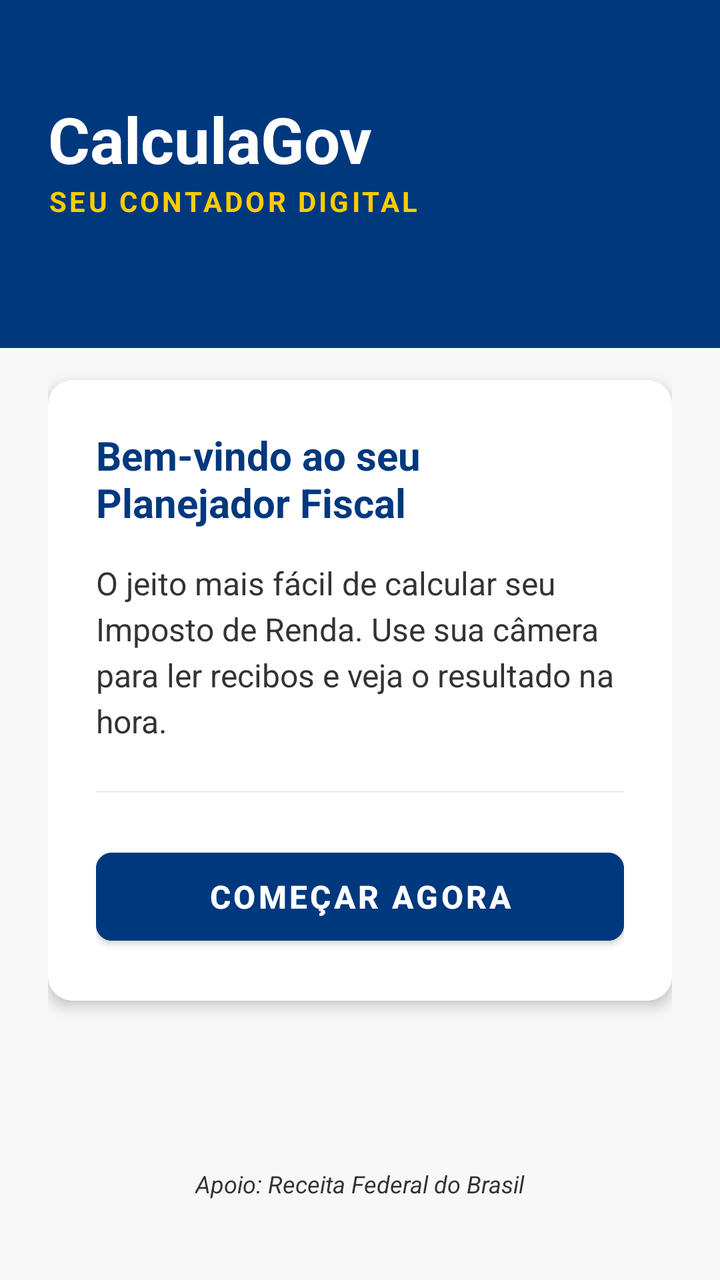
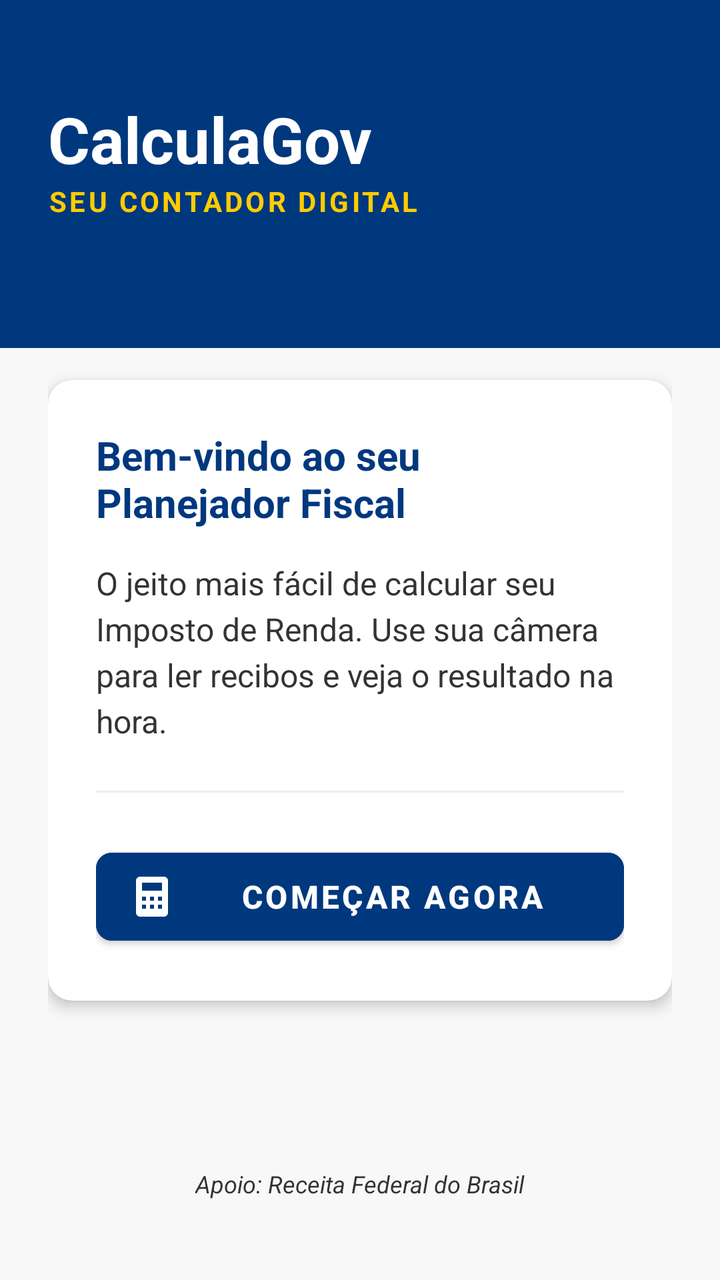

Screens rendered from an Android XML layout before and after an edit, with the pre-edit source and the edit as a unified diff.
<!-- AndroidManifest.xml: application theme Theme.CalcGov -->
<!-- res/layout/activity_main.xml -->
<?xml version="1.0" encoding="utf-8"?>
<androidx.coordinatorlayout.widget.CoordinatorLayout xmlns:android="http://schemas.android.com/apk/res/android"
    xmlns:app="http://schemas.android.com/apk/res-auto"
    xmlns:tools="http://schemas.android.com/tools"
    android:id="@+id/main"
    android:layout_width="match_parent"
    android:layout_height="match_parent"
    android:background="@color/gov_gray_light"
    android:fitsSystemWindows="true"
    tools:context=".MainActivity">

    <com.google.android.material.appbar.AppBarLayout
        android:layout_width="match_parent"
        android:layout_height="wrap_content"
        android:background="@color/gov_blue"
        app:elevation="0dp">

        <LinearLayout
            android:layout_width="match_parent"
            android:layout_height="wrap_content"
            android:orientation="vertical"
            android:paddingHorizontal="24dp"
            android:paddingTop="48dp"
            android:paddingBottom="64dp">

            <TextView
                android:id="@+id/txtAppTitle"
                android:layout_width="wrap_content"
                android:layout_height="wrap_content"
                android:text="@string/main_title"
                android:textColor="@color/white"
                android:textSize="32sp"
                android:textStyle="bold" />

            <TextView
                android:layout_width="wrap_content"
                android:layout_height="wrap_content"
                android:text="@string/main_subtitle"
                android:textColor="@color/gov_gold"
                android:textSize="14sp"
                android:textStyle="bold"
                android:textAllCaps="true"
                android:letterSpacing="0.1" />
        </LinearLayout>
    </com.google.android.material.appbar.AppBarLayout>

    <androidx.core.widget.NestedScrollView
        android:layout_width="match_parent"
        android:layout_height="match_parent"
        android:layout_marginTop="-40dp"
        android:fillViewport="true"
        app:layout_behavior="@string/appbar_scrolling_view_behavior">

        <androidx.constraintlayout.widget.ConstraintLayout
            android:layout_width="match_parent"
            android:layout_height="wrap_content"
            android:paddingHorizontal="24dp"
            android:paddingBottom="24dp">

            <com.google.android.material.card.MaterialCardView
                android:id="@+id/cardWelcome"
                android:layout_width="match_parent"
                android:layout_height="wrap_content"
                app:cardCornerRadius="12dp"
                app:cardElevation="4dp"
                app:cardBackgroundColor="@color/white"
                app:layout_constraintTop_toTopOf="parent"
                app:layout_constraintBottom_toTopOf="@+id/txtApoio"
                app:layout_constraintStart_toStartOf="parent"
                app:layout_constraintEnd_toEndOf="parent"
                app:layout_constraintVertical_bias="0.4">

                <LinearLayout
                    android:layout_width="match_parent"
                    android:layout_height="wrap_content"
                    android:orientation="vertical"
                    android:padding="24dp">

                    <TextView
                        android:layout_width="wrap_content"
                        android:layout_height="wrap_content"
                        android:text="Bem-vindo ao seu Planejador Fiscal"
                        android:textColor="@color/gov_blue"
                        android:textSize="20sp"
                        android:textStyle="bold" />

                    <TextView
                        android:layout_width="wrap_content"
                        android:layout_height="wrap_content"
                        android:layout_marginTop="16dp"
                        android:text="@string/main_description"
                        android:textColor="@color/gov_text_gray"
                        android:textSize="16sp"
                        android:lineSpacingExtra="4dp" />

                    <View
                        android:layout_width="match_parent"
                        android:layout_height="1dp"
                        android:layout_marginTop="24dp"
                        android:background="#EEEEEE" />

                    <com.google.android.material.button.MaterialButton
                        android:id="@+id/loginButton"
                        android:layout_width="match_parent"
                        android:layout_height="56dp"
                        android:layout_marginTop="24dp"
                        android:backgroundTint="@color/gov_blue"
                        android:onClick="navigateToLogin"
                        android:text="@string/btn_comecar"
                        android:textColor="@color/white"
                        android:textSize="16sp"
                        android:textStyle="bold"
                        app:cornerRadius="8dp" />

                </LinearLayout>
            </com.google.android.material.card.MaterialCardView>

            <TextView
                android:id="@+id/txtApoio"
                android:layout_width="wrap_content"
                android:layout_height="wrap_content"
                android:layout_marginBottom="16dp"
                android:text="@string/apoio_receita"
                android:textColor="@color/gov_text_gray"
                android:textSize="12sp"
                android:textStyle="italic"
                app:layout_constraintBottom_toBottomOf="parent"
                app:layout_constraintStart_toStartOf="parent"
                app:layout_constraintEnd_toEndOf="parent" />

        </androidx.constraintlayout.widget.ConstraintLayout>
    </androidx.core.widget.NestedScrollView>

</androidx.coordinatorlayout.widget.CoordinatorLayout>
<!-- resources referenced by this layout -->
<resources>
  <color name="gov_blue">#00387E</color>
  <color name="gov_gold">#FFCC00</color>
  <color name="gov_gray_light">#F8F8F8</color>
  <color name="gov_text_gray">#333333</color>
  <color name="white">#FFFFFFFF</color>
  <string name="apoio_receita">Apoio: Receita Federal do Brasil</string>
  <string name="btn_comecar">COMEÇAR AGORA</string>
  <string name="main_description">O jeito mais fácil de calcular seu Imposto de Renda. Use sua câmera para ler recibos e veja o resultado na hora.</string>
  <string name="main_subtitle">Seu Contador Digital</string>
  <string name="main_title">CalculaGov</string>
  <style name="Theme.CalcGov" parent="Base.Theme.CalcGov" />
  <style name="Base.Theme.CalcGov" parent="Theme.MaterialComponents.DayNight.NoActionBar">
          
          <item name="colorPrimary">@color/gov_blue</item>
          <item name="colorPrimaryVariant">@color/gov_blue_darker</item>
          <item name="colorOnPrimary">@color/white</item>
          
          <item name="colorSecondary">@color/gov_gold</item>
          <item name="colorSecondaryVariant">@color/gov_gold</item>
          <item name="colorOnSecondary">@color/black</item>
          
          <item name="android:statusBarColor">@color/gov_blue</item>
          
          <item name="android:windowBackground">@color/gov_gray_light</item>
      </style>
  <color name="gov_blue_darker">#002147</color>
  <color name="black">#FF000000</color>
</resources>

<!-- the commit's change to res/layout/activity_main.xml (unified diff, before → after) -->
@@ -110,7 +110,9 @@
                         android:textColor="@color/white"
                         android:textSize="16sp"
                         android:textStyle="bold"
-                        app:cornerRadius="8dp" />
+                        app:cornerRadius="8dp"
+                        app:icon="@drawable/ic_calculator"
+                        app:iconTint="@color/white" />
 
                 </LinearLayout>
             </com.google.android.material.card.MaterialCardView>
<!-- resource entries referenced after the edit -->
@@ -5,6 +5,16 @@
   <color name="gov_gray_light">#F8F8F8</color>
   <color name="gov_text_gray">#333333</color>
   <color name="white">#FFFFFFFF</color>
+  <!-- drawable ic_calculator (drawable) -->
+  <vector xmlns:android="http://schemas.android.com/apk/res/android"
+      android:width="24dp"
+      android:height="24dp"
+      android:viewportWidth="24"
+      android:viewportHeight="24">
+      <path
+          android:fillColor="#FF000000"
+          android:pathData="M6,2h12c1.1,0 2,0.9 2,2v16c0,1.1 -0.9,2 -2,2H6c-1.1,0 -2,-0.9 -2,-2V4c0,-1.1 0.9,-2 2,-2zM7,5v4h10V5H7zM7,12v2h2v-2H7zM11,12v2h2v-2h-2zM15,12v2h2v-2h-2zM7,16v2h2v-2H7zM11,16v2h2v-2h-2zM15,16v2h2v-2h-2z" />
+  </vector>
   <string name="apoio_receita">Apoio: Receita Federal do Brasil</string>
   <string name="btn_comecar">COMEÇAR AGORA</string>
   <string name="main_description">O jeito mais fácil de calcular seu Imposto de Renda. Use sua câmera para ler recibos e veja o resultado na hora.</string>
